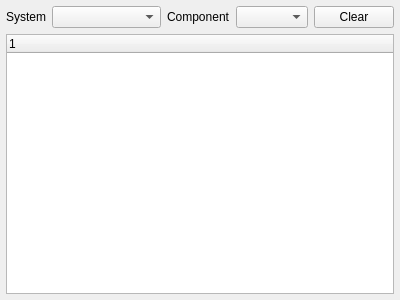
mpaperno/qgroundcontrol_aq, file src/ui/QGCMAVLinkInspector.ui: the form before one commit.
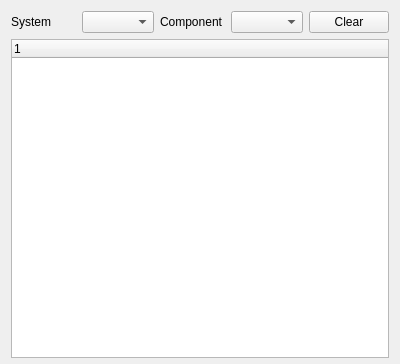
The form after the commit.

Commit message: Move refresh rate settings widget to mavlink inspector window; Make refresh rate settings collapsible;

The edit to the form file:
```diff
--- a/src/ui/QGCMAVLinkInspector.ui
+++ b/src/ui/QGCMAVLinkInspector.ui
@@ -7,15 +7,15 @@
     <x>0</x>
     <y>0</y>
     <width>400</width>
-    <height>300</height>
+    <height>364</height>
    </rect>
   </property>
   <property name="windowTitle">
    <string>Form</string>
   </property>
-  <layout class="QGridLayout" name="gridLayout" columnstretch="2,8,0,0,0">
-   <property name="margin">
-    <number>6</number>
+  <layout class="QGridLayout" name="gridLayout">
+   <property name="bottomMargin">
+    <number>0</number>
    </property>
    <item row="0" column="0">
     <widget class="QLabel" name="label">
@@ -27,9 +27,6 @@
    <item row="0" column="1">
     <widget class="QComboBox" name="systemComboBox"/>
    </item>
-   <item row="0" column="3">
-    <widget class="QComboBox" name="componentComboBox"/>
-   </item>
    <item row="0" column="2">
     <widget class="QLabel" name="label_2">
      <property name="text">
@@ -37,6 +34,9 @@
      </property>
     </widget>
    </item>
+   <item row="0" column="3">
+    <widget class="QComboBox" name="componentComboBox"/>
+   </item>
    <item row="0" column="4">
     <widget class="QPushButton" name="clearButton">
      <property name="text">
@@ -44,7 +44,7 @@
      </property>
     </widget>
    </item>
-   <item row="2" column="0" colspan="5">
+   <item row="1" column="0" colspan="5">
     <widget class="QTreeWidget" name="treeWidget">
      <column>
       <property name="text">
@@ -53,6 +53,19 @@
      </column>
     </widget>
    </item>
+   <item row="2" column="0" colspan="5">
+    <widget class="QStackedWidget" name="sensorSettings">
+     <property name="sizePolicy">
+      <sizepolicy hsizetype="Expanding" vsizetype="Fixed">
+       <horstretch>0</horstretch>
+       <verstretch>0</verstretch>
+      </sizepolicy>
+     </property>
+     <property name="currentIndex">
+      <number>-1</number>
+     </property>
+    </widget>
+   </item>
   </layout>
  </widget>
  <resources/>
```
The commit also changes 5 other files.
